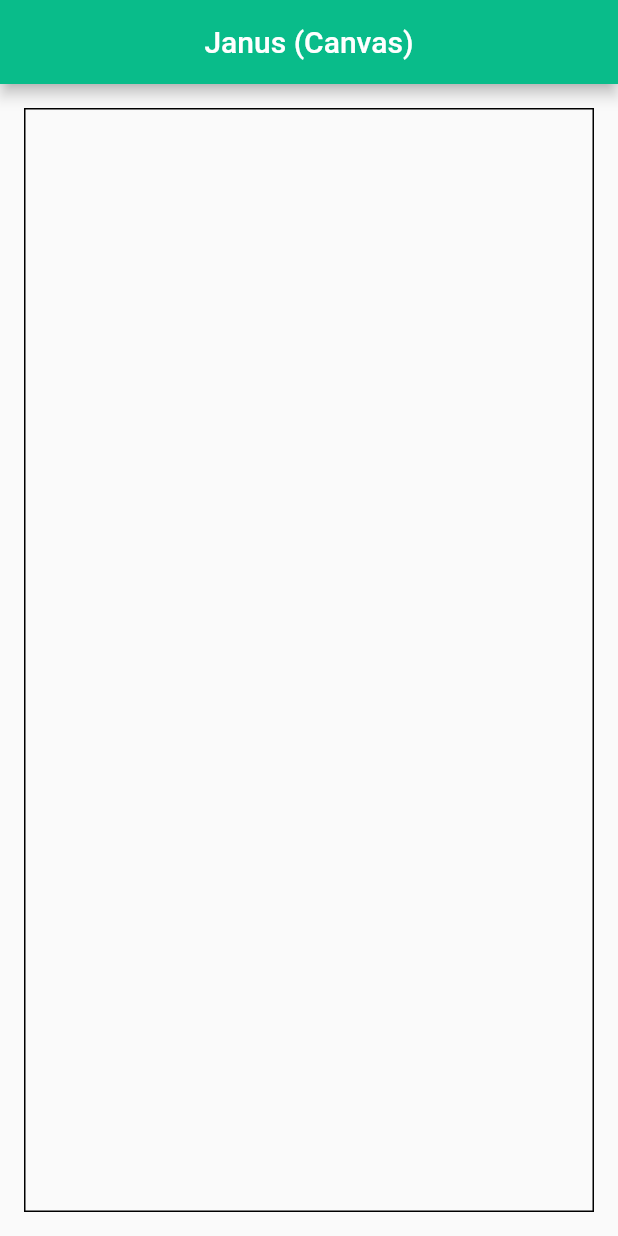
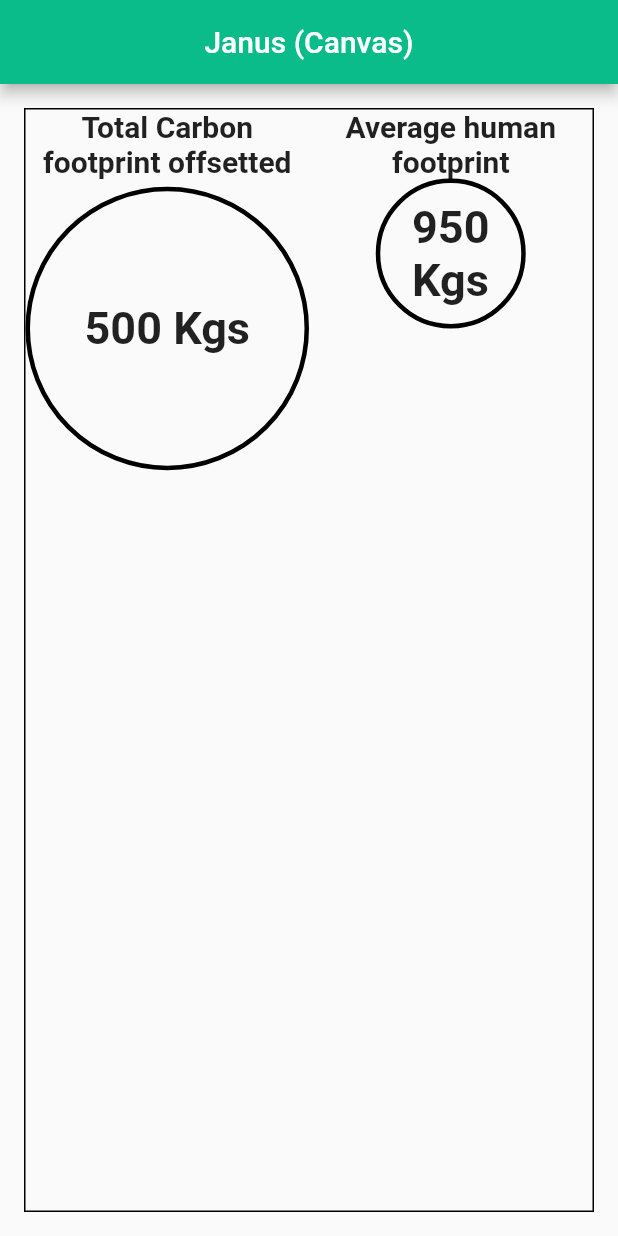
Before and after one commit to jeyeong/climate-ark-app, a Flutter app: the screen it shows after launch, on a phone screen of 412 x 824 dp. Run offline on Flutter 3.47's test engine with Material 2 defaults, Android fonts, the phone set to English and light mode, and no system bars.

Commit message:
Worked on screen. Have the text and circle icons. Need to fix: alignment of right side & adding arrow to left side circle.

```diff
--- a/canvas/lib/main.dart
+++ b/canvas/lib/main.dart
@@ -45,6 +45,72 @@ class _MyHomePageState extends State<MyHomePage> {
               color: const Color(0xFF000000),
             ),
           ),
+          child: Row(
+            mainAxisAlignment: MainAxisAlignment.center,
+            mainAxisSize: MainAxisSize.max,
+            children: <Widget> [
+              // check out expanded!!!
+              Expanded(
+                child: Column(
+                  children: <Widget> [
+                    const Text("Total Carbon \nfootprint offsetted",
+                    style: TextStyle(
+                      fontSize: 20.0,
+                      fontWeight: FontWeight.bold, ),
+                    textAlign: TextAlign.center,
+                      ),
+                    Container(
+                      width: 200.0,
+                      height: 200.0,
+                      decoration: ShapeDecoration(
+                        color: Colors.transparent,
+                        shape: CircleBorder(
+                          side: BorderSide(color: Colors.black, width: 3.0))
+                      ),
+                      child: Center(
+                        child: const Text('500 Kgs',
+                        style: TextStyle(
+                          fontSize: 30.0,
+                          fontWeight: FontWeight.bold,
+                        ),
+                        textAlign: TextAlign.center,),
+                      )
+                    )
+                  ],
+                ),
+              ),
+              Expanded(
+                child: Column(
+                  children: <Widget>[
+                    const Text("Average human\nfootprint",
+                    style: TextStyle(
+                      fontSize: 20.0,
+                      fontWeight: FontWeight.bold, ),
+                    textAlign: TextAlign.center,
+                    ),
+                    Container(
+                      width: 100.0,
+                      height: 100.0,
+                      decoration: ShapeDecoration(
+                        color: Colors.transparent,
+                        shape: CircleBorder(
+                          side: BorderSide(color: Colors.black, width: 3.0))
+                      ),
+                      child: Center(
+                        child: const Text('950\nKgs',
+                          style: TextStyle(
+                            fontSize: 30.0,
+                            fontWeight: FontWeight.bold,
+                          ),
+                        ),
+                      )
+                    )
+                  ]
+
+                ),
+              ),
+            ],
+          )
         ),
       ),
     );
```
